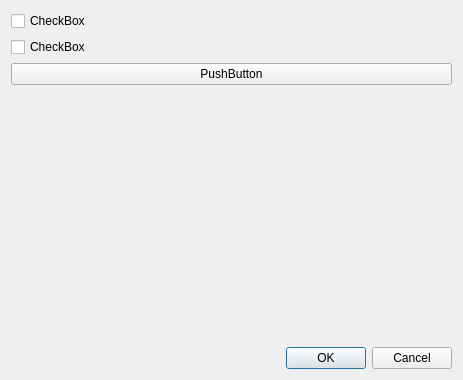
Qt form neropreferences.ui (keenanweaver/Nero-umu) before a commit.
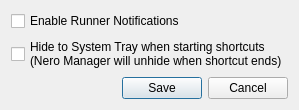
The same form after that commit.

Commit message: Implement manager preferences and manager hiding on shortcut start

What changed in the file:
```diff
--- a/neropreferences.ui
+++ b/neropreferences.ui
@@ -6,32 +6,29 @@
    <rect>
     <x>0</x>
     <y>0</y>
-    <width>463</width>
-    <height>380</height>
+    <width>241</width>
+    <height>98</height>
    </rect>
   </property>
   <property name="windowTitle">
    <string>Dialog</string>
   </property>
-  <layout class="QVBoxLayout" name="verticalLayout" stretch="0,0,0,0,0">
+  <property name="modal">
+   <bool>true</bool>
+  </property>
+  <layout class="QVBoxLayout" name="verticalLayout" stretch="0,0,1,0">
    <item>
     <widget class="QCheckBox" name="checkBox">
      <property name="text">
-      <string>CheckBox</string>
+      <string>Enable Runner Notifications</string>
      </property>
     </widget>
    </item>
    <item>
     <widget class="QCheckBox" name="checkBox_2">
      <property name="text">
-      <string>CheckBox</string>
-     </property>
-    </widget>
-   </item>
-   <item>
-    <widget class="QPushButton" name="pushButton">
-     <property name="text">
-      <string>PushButton</string>
+      <string>Hide to System Tray when starting shortcuts
+(Nero Manager will unhide when shortcut ends)</string>
      </property>
     </widget>
    </item>
@@ -54,7 +51,7 @@
       <enum>Qt::Orientation::Horizontal</enum>
      </property>
      <property name="standardButtons">
-      <set>QDialogButtonBox::StandardButton::Cancel|QDialogButtonBox::StandardButton::Ok</set>
+      <set>QDialogButtonBox::Cancel|QDialogButtonBox::Save</set>
      </property>
     </widget>
    </item>
```
Left out of the diff: 10 changed lines with no effect on the pictures. The commit also changes 6 other files.
